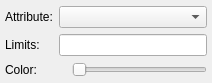
The window that glue_vispy_viewers/isosurface/layer_style_widget.ui (glue-viz/glue-vispy-viewers) describes before a commit, drawn with Qt 5.
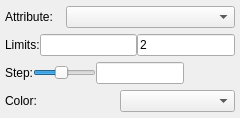
The same window after the commit. Custom widgets are drawn as their Qt base class.

The edit to the form file:
```diff
--- a/glue_vispy_viewers/isosurface/layer_style_widget.ui
+++ b/glue_vispy_viewers/isosurface/layer_style_widget.ui
@@ -6,8 +6,8 @@
    <rect>
     <x>0</x>
     <y>0</y>
-    <width>212</width>
-    <height>83</height>
+    <width>240</width>
+    <height>118</height>
    </rect>
   </property>
   <property name="windowTitle">
@@ -29,6 +29,51 @@
    <property name="verticalSpacing">
     <number>5</number>
    </property>
+   <property name="margin">
+    <number>5</number>
+   </property>
+   <item row="2" column="0" colspan="4">
+    <layout class="QHBoxLayout" name="horizontalLayout">
+     <item>
+      <widget class="QLabel" name="label_3">
+       <property name="text">
+        <string>Limits:</string>
+       </property>
+      </widget>
+     </item>
+     <item>
+      <widget class="QLineEdit" name="valuetext_level_low"/>
+     </item>
+     <item>
+      <widget class="QLineEdit" name="valuetext_level_high">
+       <property name="text">
+        <string>2</string>
+       </property>
+      </widget>
+     </item>
+    </layout>
+   </item>
+   <item row="4" column="0" colspan="4">
+    <layout class="QHBoxLayout" name="horizontalLayout_2">
+     <item>
+      <widget class="QLabel" name="label_2">
+       <property name="text">
+        <string>Color:</string>
+       </property>
+      </widget>
+     </item>
+     <item>
+      <widget class="QColormapCombo" name="combotext_cmap"/>
+     </item>
+    </layout>
+   </item>
+   <item row="0" column="1" colspan="3">
+    <widget class="QComboBox" name="combo_attribute">
+     <property name="sizeAdjustPolicy">
+      <enum>QComboBox::AdjustToMinimumContentsLength</enum>
+     </property>
+    </widget>
+   </item>
    <item row="0" column="0">
     <widget class="QLabel" name="label">
      <property name="text">
@@ -36,59 +81,45 @@
      </property>
     </widget>
    </item>
-   <item row="2" column="1">
-    <widget class="QColorBox" name="label_color">
-     <property name="sizePolicy">
-      <sizepolicy hsizetype="Preferred" vsizetype="Minimum">
-       <horstretch>0</horstretch>
-       <verstretch>0</verstretch>
-      </sizepolicy>
-     </property>
-     <property name="text">
-      <string/>
-     </property>
-    </widget>
-   </item>
-   <item row="2" column="0">
-    <widget class="QLabel" name="label_2">
-     <property name="text">
-      <string>Color:</string>
-     </property>
-    </widget>
-   </item>
-   <item row="1" column="0">
-    <widget class="QLabel" name="label_3">
-     <property name="text">
-      <string>Limits:</string>
-     </property>
-    </widget>
-   </item>
-   <item row="2" column="2">
-    <widget class="QSlider" name="value_alpha">
-     <property name="maximum">
-      <number>100</number>
-     </property>
-     <property name="orientation">
-      <enum>Qt::Horizontal</enum>
-     </property>
-    </widget>
-   </item>
-   <item row="0" column="1" colspan="2">
-    <widget class="QComboBox" name="combodata_attribute">
-     <property name="sizeAdjustPolicy">
-      <enum>QComboBox::AdjustToMinimumContentsLength</enum>
-     </property>
-    </widget>
-   </item>
-   <item row="1" column="1" colspan="2">
-    <widget class="QLineEdit" name="valuetext_level"/>
+   <item row="3" column="0" colspan="3">
+    <layout class="QHBoxLayout" name="horizontalLayout_3">
+     <item>
+      <widget class="QLabel" name="label_4">
+       <property name="text">
+        <string>Step:</string>
+       </property>
+      </widget>
+     </item>
+     <item>
+      <widget class="QSlider" name="value_step">
+       <property name="minimum">
+        <number>1</number>
+       </property>
+       <property name="maximum">
+        <number>10</number>
+       </property>
+       <property name="singleStep">
+        <number>1</number>
+       </property>
+       <property name="value">
+        <number>5</number>
+       </property>
+       <property name="orientation">
+        <enum>Qt::Horizontal</enum>
+       </property>
+      </widget>
+     </item>
+     <item>
+      <widget class="QLineEdit" name="valuetext_step"/>
+     </item>
+    </layout>
    </item>
   </layout>
  </widget>
  <customwidgets>
   <customwidget>
-   <class>QColorBox</class>
-   <extends>QLabel</extends>
+   <class>QColormapCombo</class>
+   <extends>QComboBox</extends>
    <header>glue.utils.qt.colors</header>
   </customwidget>
  </customwidgets>
```
Left out of the diff: 12 changed lines with no effect on the pictures.
